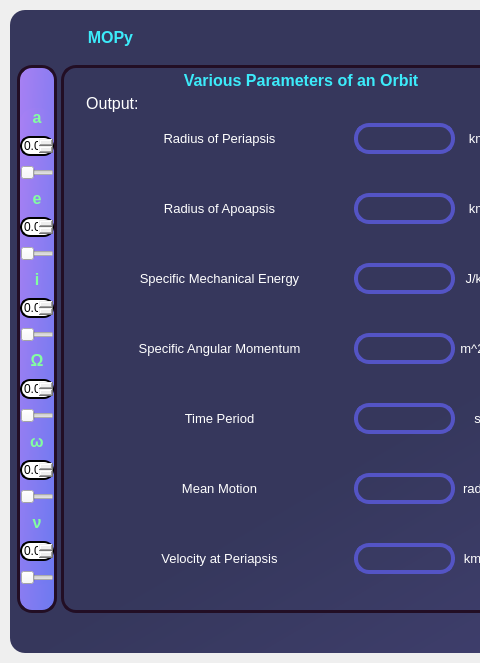
Mechanics-of-Orbit/MOPy, file UI_Functions/Home_Page.ui: the form before one commit; both pictures show x 0 to 480 and y 0 to 663 of the 1110 by 663 pixel window.
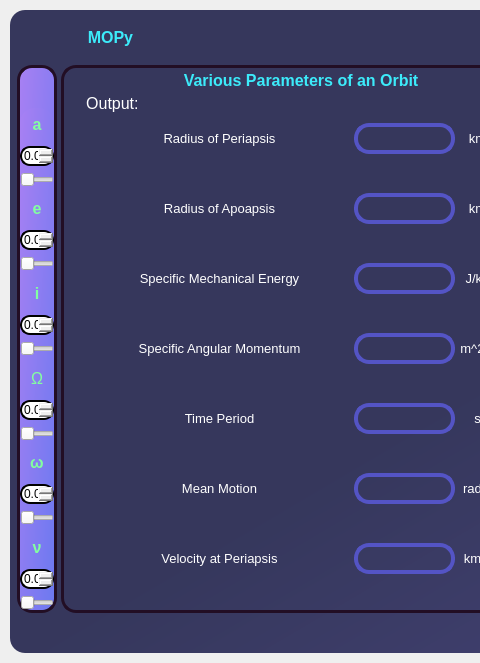
The form after the commit. The open tabs and pages were chosen to show the change. Icons and pictures are not drawn.

Patch:
```diff
--- a/UI_Functions/Home_Page.ui
+++ b/UI_Functions/Home_Page.ui
@@ -4565,7 +4565,7 @@
                    </layout>
                   </widget>
                  </item>
-                 <item alignment="Qt::AlignTop">
+                 <item>
                   <widget class="QFrame" name="toggle_menu_slider_frame">
                    <property name="styleSheet">
                     <string notr="true">border:none;
@@ -4579,7 +4579,7 @@
                    </property>
                    <layout class="QVBoxLayout" name="verticalLayout_3">
                     <property name="spacing">
-                     <number>9</number>
+                     <number>6</number>
                     </property>
                     <property name="leftMargin">
                      <number>0</number>
@@ -4832,8 +4832,8 @@
                       <property name="font">
                        <font>
                         <pointsize>12</pointsize>
-                        <weight>75</weight>
-                        <bold>true</bold>
+                        <weight>50</weight>
+                        <bold>false</bold>
                        </font>
                       </property>
                       <property name="styleSheet">
```
Left out of the diff: 2 changed lines with no effect on the pictures.
